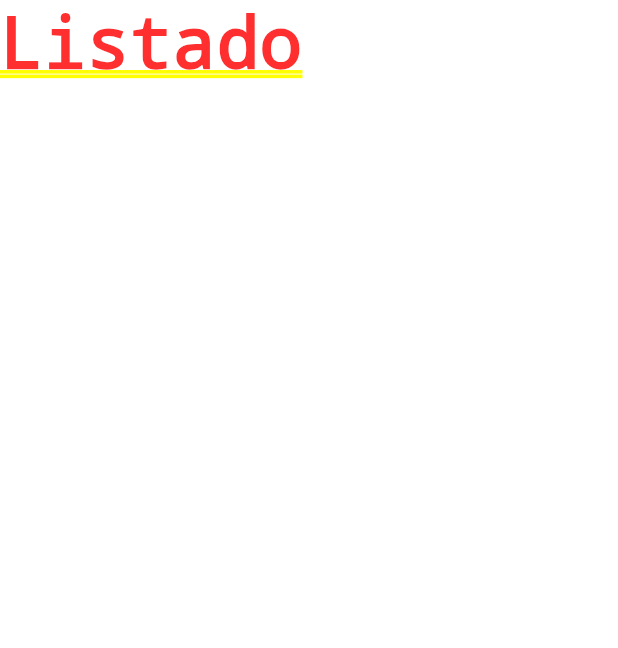
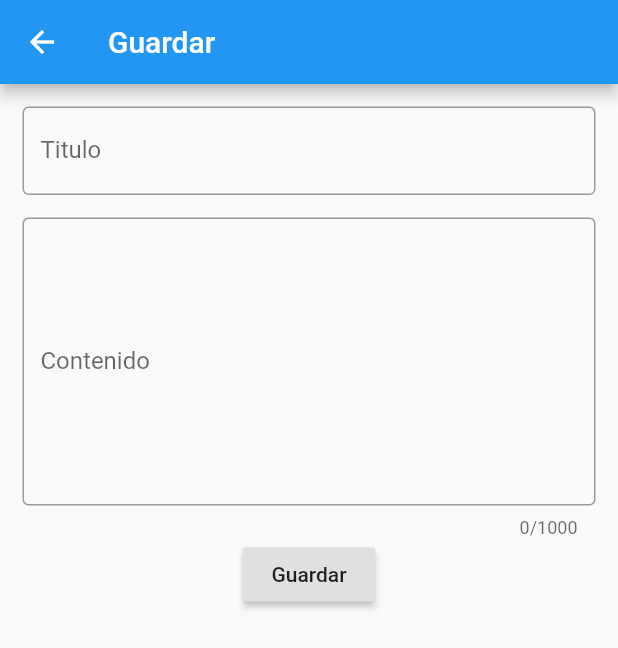
Before and after one commit to BradyShark19/flutter_crud, a Flutter app: the screen it shows after launch, after a tap on the "add" icon, on a phone screen of 412 x 824 dp. Shown: the top 648 px of the screen. Run offline on Flutter 3.47's test engine with Material 2 defaults, Android fonts, the phone set to English and light mode, and no system bars.

Commit message:
Formulario Terminado

```diff
--- a/lib/pages/pages_save.dart
+++ b/lib/pages/pages_save.dart
@@ -5,8 +5,66 @@ class SavePage extends StatelessWidget {
 
   @override
   Widget build(BuildContext context) {
-    return Container(
-      child: Text("Listado"),
+    return Scaffold(
+      appBar: AppBar(
+        title: Text("Guardar"),
+      ),
+      body: Container(
+        child: _FormSave(),
+      ),
     );
   }
 }
+
+class _FormSave extends StatelessWidget {
+  final _formKey = GlobalKey<FormState>();
+  final titleController = TextEditingController();
+  final contenidoController = TextEditingController();
+
+  @override
+  Widget build(BuildContext context) {
+    return Container(
+      padding: EdgeInsets.all(15),
+      child: Form(
+        key: _formKey,
+        child: Column(
+          children: <Widget>[
+            TextFormField(
+              controller: titleController,
+              validator: (value) {
+                if (value.isEmpty) {
+                  return "De ingresar datos";
+                }
+                return null;
+              },
+              decoration: InputDecoration(
+                  labelText: "Titulo", border: OutlineInputBorder()),
+            ),
+            SizedBox(height: 15),
+            TextFormField(
+              controller: contenidoController,
+              maxLines: 8,
+              maxLength: 1000,
+              validator: (value) {
+                if (value.isEmpty) {
+                  return "De ingresar datos";
+                }
+                return null;
+              },
+              decoration: InputDecoration(
+                  labelText: "Contenido", border: OutlineInputBorder()),
+            ),
+            RaisedButton(
+              child: Text("Guardar"),
+              onPressed: () {
+                if (_formKey.currentState.validate()) {
+                  print("Valido");
+                }
+              },
+            ),
+          ],
+        ),
+      ),
+    );
+  }
+}
```
